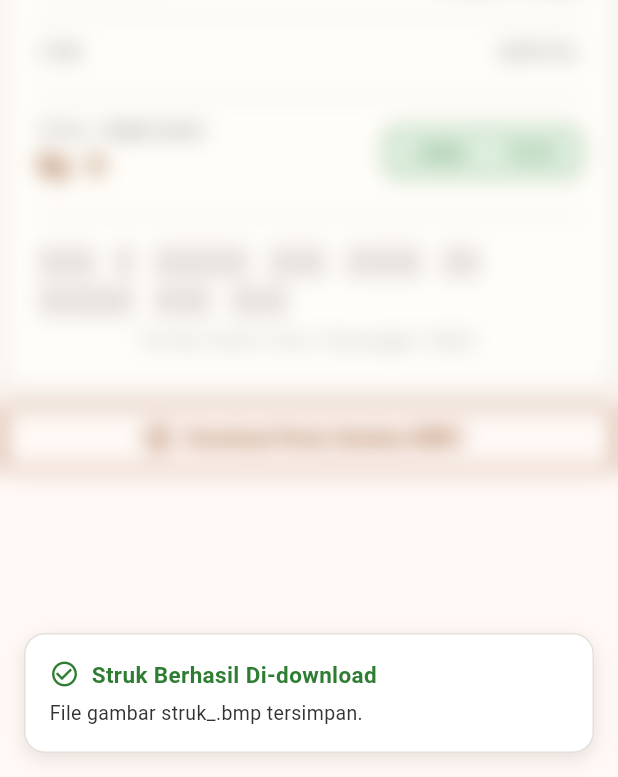
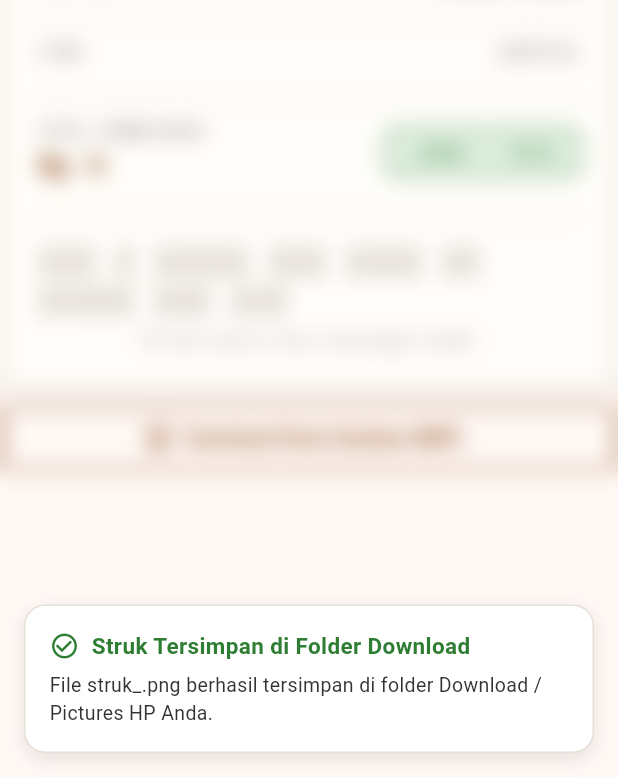
Before and after one commit to FUBARwithall/Crust-and-Crumb, a Flutter app: the ReceiptCard widget shown alone on an empty page, opened directly with empty values, after a tap on "Download Struk (Gambar BMP)", on a phone screen of 412 x 824 dp, the part 459-1236 px from its top. Run offline on Flutter 3.47's test engine with Material 3 defaults, Android fonts, the phone set to English and light mode, and no system bars; our stand-ins replace cached_network_image, flutter_map, geolocator, get, get_storage, latlong2 and 1 more; missing offline and left inert: dart:html; accounts and stored records are empty; network calls fail.

Commit message:
fix: save receipt image to public Download/Pictures directory on Android

```diff
--- a/lib/app/data/utils/download_helper_stub.dart
+++ b/lib/app/data/utils/download_helper_stub.dart
@@ -1,8 +1,24 @@
+import 'dart:io';
 import 'dart:typed_data';
+import 'package:flutter/foundation.dart';
 
-/// Stub implementation for non-web platforms.
-/// Does nothing — BMP download is only supported on web.
 void downloadBmpFile(Uint8List bmpBytes, String fileName) {
-  // No-op on non-web platforms (Android/iOS/Desktop).
-  // In future, you could use path_provider + file save dialog here.
+  try {
+    Directory saveDir = Directory.systemTemp;
+    if (Platform.isAndroid) {
+      final downloadDir = Directory('/storage/emulated/0/Download');
+      final picturesDir = Directory('/storage/emulated/0/Pictures');
+      if (downloadDir.existsSync()) {
+        saveDir = downloadDir;
+      } else if (picturesDir.existsSync()) {
+        saveDir = picturesDir;
+      }
+    }
+
+    final file = File('${saveDir.path}/$fileName');
+    file.writeAsBytesSync(bmpBytes);
+    debugPrint('[DownloadHelper] BMP saved to public path: ${file.path}');
+  } catch (e) {
+    debugPrint('[DownloadHelper] Error saving BMP: $e');
+  }
 }
--- a/lib/app/modules/profile/views/widgets/receipt_card.dart
+++ b/lib/app/modules/profile/views/widgets/receipt_card.dart
@@ -13,68 +13,21 @@ class ReceiptCard extends StatelessWidget {
 
   ReceiptCard({super.key, required this.order});
 
-  Uint8List _encodeRgbaToBmp(Uint8List rgbaBytes, int width, int height) {
-    const int fileHeaderSize = 14;
-    const int infoHeaderSize = 40;
-    const int headerSize = fileHeaderSize + infoHeaderSize;
-    final int pixelDataSize = width * height * 4;
-    final int fileSize = headerSize + pixelDataSize;
-
-    final ByteData header = ByteData(headerSize);
-
-    // File Header ('BM')
-    header.setUint8(0, 0x42);
-    header.setUint8(1, 0x4D);
-    header.setUint32(2, fileSize, Endian.little);
-    header.setUint16(6, 0, Endian.little);
-    header.setUint16(8, 0, Endian.little);
-    header.setUint32(10, headerSize, Endian.little);
-
-    // Info Header (BITMAPINFOHEADER)
-    header.setUint32(14, infoHeaderSize, Endian.little);
-    header.setInt32(18, width, Endian.little);
-    header.setInt32(22, -height, Endian.little); // Top-down
-    header.setUint16(26, 1, Endian.little);
-    header.setUint16(28, 32, Endian.little); // 32 bpp
-    header.setUint32(30, 0, Endian.little);
-    header.setUint32(34, pixelDataSize, Endian.little);
-    header.setInt32(38, 2835, Endian.little);
-    header.setInt32(42, 2835, Endian.little);
-    header.setUint32(46, 0, Endian.little);
-    header.setUint32(50, 0, Endian.little);
-
-    // Convert RGBA to BGRA (Standard BMP pixel order)
-    final Uint8List bgraPixels = Uint8List(pixelDataSize);
-    for (int i = 0; i < rgbaBytes.length && i + 3 < pixelDataSize; i += 4) {
-      bgraPixels[i] = rgbaBytes[i + 2];     // Blue
-      bgraPixels[i + 1] = rgbaBytes[i + 1]; // Green
-      bgraPixels[i + 2] = rgbaBytes[i];     // Red
-      bgraPixels[i + 3] = rgbaBytes[i + 3]; // Alpha
-    }
-
-    final builder = BytesBuilder();
-    builder.add(header.buffer.asUint8List());
-    builder.add(bgraPixels);
-    return builder.toBytes();
-  }
-
-  Future<void> _downloadAsBmp() async {
+  Future<void> _downloadAsPng() async {
     try {
       final boundary = _globalKey.currentContext?.findRenderObject() as RenderRepaintBoundary?;
       if (boundary == null) return;
 
       final ui.Image image = await boundary.toImage(pixelRatio: 2.0);
-      final ByteData? byteData = await image.toByteData();
+      final ByteData? byteData = await image.toByteData(format: ui.ImageByteFormat.png);
       if (byteData == null) return;
 
-      final Uint8List rawRgbaBytes = byteData.buffer.asUint8List();
-      final Uint8List bmpBytes = _encodeRgbaToBmp(rawRgbaBytes, image.width, image.height);
-
-      downloadBmpFile(bmpBytes, 'struk_${order.id}.bmp');
+      final Uint8List pngBytes = byteData.buffer.asUint8List();
+      downloadBmpFile(pngBytes, 'struk_${order.id}.png');
 
       AppSnackbar.success(
-        'Struk Berhasil Di-download',
-        'File gambar struk_${order.id}.bmp tersimpan.',
+        'Struk Tersimpan di Folder Download',
+        'File struk_${order.id}.png berhasil tersimpan di folder Download / Pictures HP Anda.',
       );
     } catch (e) {
       debugPrint('[ReceiptCard] Error downloading receipt: $e');
@@ -320,7 +273,7 @@ class ReceiptCard extends StatelessWidget {
                 'Download Struk (Gambar BMP)',
                 style: TextStyle(fontWeight: FontWeight.bold, fontSize: 13),
               ),
-              onPressed: _downloadAsBmp,
+              onPressed: _downloadAsPng,
             ),
           ),
         ],
```
